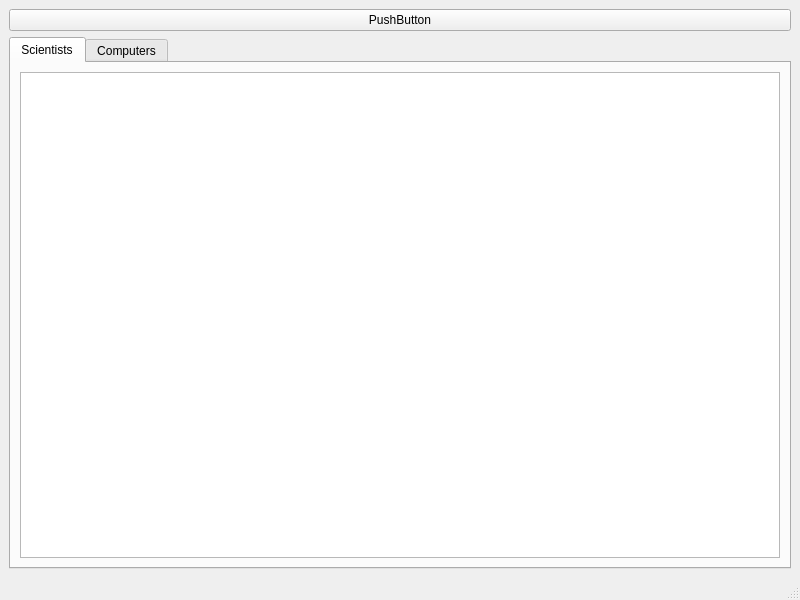
First picture: the form in src/ui/mainwindow.ui, repository TheFightingMongeese/Vika3, before the edit.
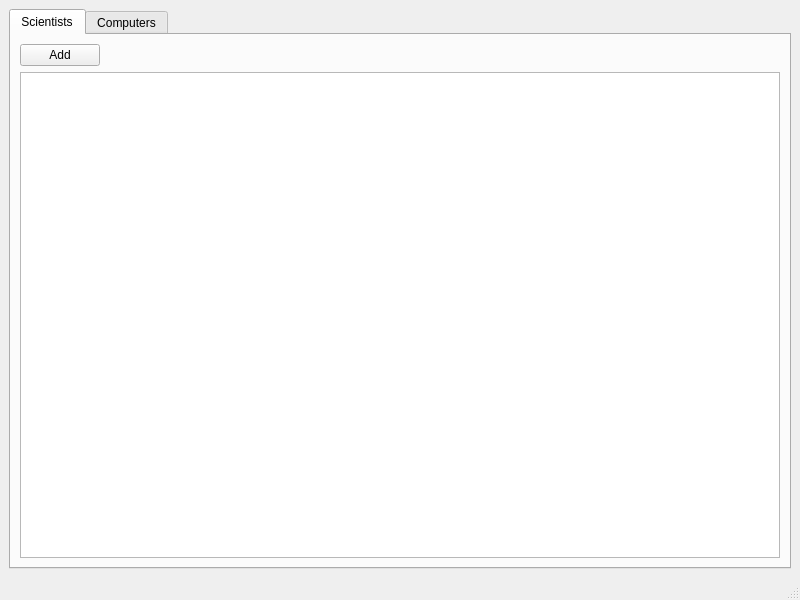
Second picture: the form after the edit.

```diff
--- a/src/ui/mainwindow.ui
+++ b/src/ui/mainwindow.ui
@@ -14,14 +14,7 @@
    <string>MainWindow</string>
   </property>
   <widget class="QWidget" name="centralwidget">
-   <layout class="QVBoxLayout" name="verticalLayout">
-    <item>
-     <widget class="QPushButton" name="pushButton">
-      <property name="text">
-       <string>PushButton</string>
-      </property>
-     </widget>
-    </item>
+   <layout class="QVBoxLayout" name="verticalLayout_2">
     <item>
      <widget class="QTabWidget" name="Tabs">
       <property name="currentIndex">
@@ -31,7 +24,31 @@
        <attribute name="title">
         <string>Scientists</string>
        </attribute>
-       <layout class="QVBoxLayout" name="verticalLayout_2">
+       <layout class="QVBoxLayout" name="verticalLayout">
+        <item>
+         <layout class="QHBoxLayout" name="horizontalLayout">
+          <item>
+           <widget class="QPushButton" name="btnAddScientist">
+            <property name="text">
+             <string>Add</string>
+            </property>
+           </widget>
+          </item>
+          <item>
+           <spacer name="horizontalSpacer">
+            <property name="orientation">
+             <enum>Qt::Horizontal</enum>
+            </property>
+            <property name="sizeHint" stdset="0">
+             <size>
+              <width>40</width>
+              <height>20</height>
+             </size>
+            </property>
+           </spacer>
+          </item>
+         </layout>
+        </item>
         <item>
          <widget class="QTableWidget" name="tableWidgetScientists">
           <property name="sortingEnabled">
```
